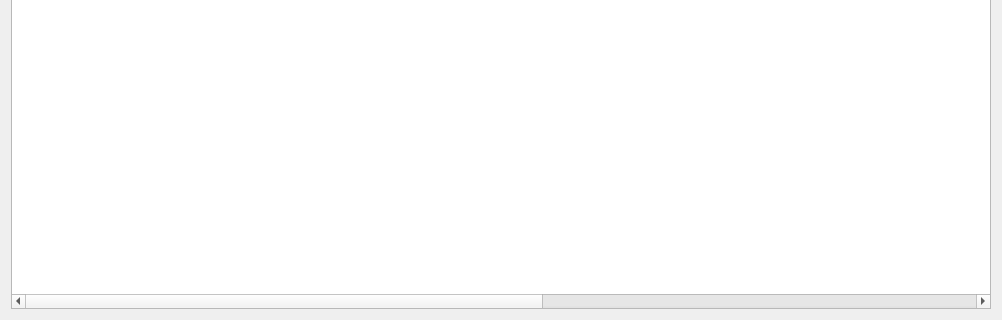
soker90/betcon, file ui/bets.ui: the form before one commit; both pictures show x 0 to 1002 and y 448 to 768 of the 1002 by 768 pixel window.
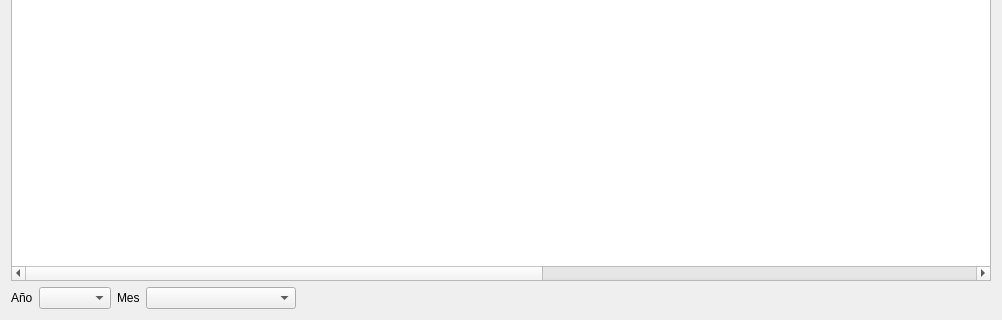
The form after the commit.

Commit message: 1. Added show picks by months

What changed in the file:
```diff
--- a/ui/bets.ui
+++ b/ui/bets.ui
@@ -157,6 +157,97 @@
      </column>
     </widget>
    </item>
+   <item>
+    <layout class="QFormLayout" name="formLayout">
+     <item row="0" column="0">
+      <layout class="QFormLayout" name="formLayout_4">
+       <property name="sizeConstraint">
+        <enum>QLayout::SetDefaultConstraint</enum>
+       </property>
+       <property name="fieldGrowthPolicy">
+        <enum>QFormLayout::AllNonFixedFieldsGrow</enum>
+       </property>
+       <property name="horizontalSpacing">
+        <number>6</number>
+       </property>
+       <item row="0" column="0">
+        <widget class="QLabel" name="lblYear">
+         <property name="sizePolicy">
+          <sizepolicy hsizetype="Minimum" vsizetype="Preferred">
+           <horstretch>0</horstretch>
+           <verstretch>0</verstretch>
+          </sizepolicy>
+         </property>
+         <property name="maximumSize">
+          <size>
+           <width>50</width>
+           <height>16777215</height>
+          </size>
+         </property>
+         <property name="text">
+          <string>Año</string>
+         </property>
+        </widget>
+       </item>
+       <item row="0" column="1">
+        <widget class="QComboBox" name="cmbYear">
+         <property name="sizePolicy">
+          <sizepolicy hsizetype="Minimum" vsizetype="Fixed">
+           <horstretch>0</horstretch>
+           <verstretch>0</verstretch>
+          </sizepolicy>
+         </property>
+         <property name="maximumSize">
+          <size>
+           <width>100</width>
+           <height>16777215</height>
+          </size>
+         </property>
+        </widget>
+       </item>
+      </layout>
+     </item>
+     <item row="0" column="1">
+      <layout class="QFormLayout" name="formLayout_2">
+       <item row="0" column="1">
+        <widget class="QComboBox" name="cmbMonth">
+         <property name="sizePolicy">
+          <sizepolicy hsizetype="Minimum" vsizetype="Fixed">
+           <horstretch>0</horstretch>
+           <verstretch>0</verstretch>
+          </sizepolicy>
+         </property>
+         <property name="maximumSize">
+          <size>
+           <width>150</width>
+           <height>16777215</height>
+          </size>
+         </property>
+        </widget>
+       </item>
+       <item row="0" column="0">
+        <widget class="QLabel" name="lblMonth">
+         <property name="sizePolicy">
+          <sizepolicy hsizetype="Minimum" vsizetype="Preferred">
+           <horstretch>0</horstretch>
+           <verstretch>0</verstretch>
+          </sizepolicy>
+         </property>
+         <property name="maximumSize">
+          <size>
+           <width>50</width>
+           <height>16777215</height>
+          </size>
+         </property>
+         <property name="text">
+          <string>Mes</string>
+         </property>
+        </widget>
+       </item>
+      </layout>
+     </item>
+    </layout>
+   </item>
   </layout>
  </widget>
  <resources/>
```
Left out of the diff: 2 changed lines with no effect on the pictures. The commit also changes 3 other files.
